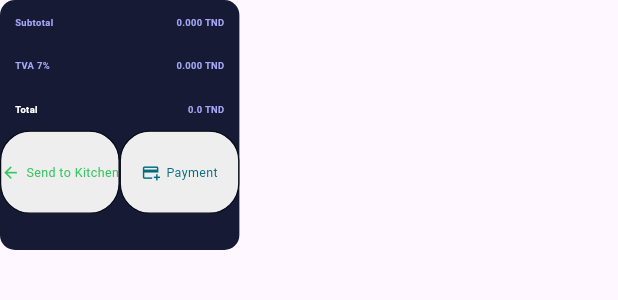
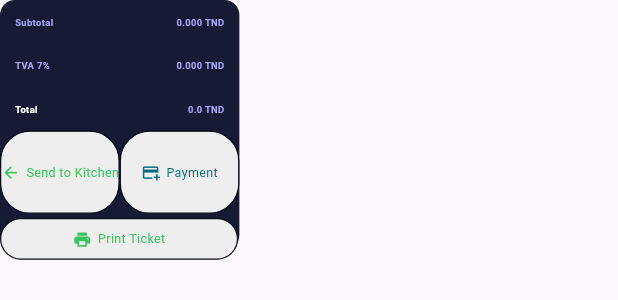
Before and after one commit to MaalejAymanFMS/Klitchy-Deployement-GameOn, a Flutter app: the ButtomComponent widget shown alone on an empty page, opened directly with empty values, on a phone screen of 412 x 824 dp. Shown: the top 300 px of the screen. Run offline on Flutter 3.47's test engine with Material 3 defaults, Android fonts, the phone set to English and light mode, and no system bars; our stand-ins replace get_it, pdf, printing, shared_preferences; missing offline and left inert: dart:html, virtual_keyboard_2; accounts and stored records are empty; network calls fail.

Commit message:
Update buttom_component.dart

```diff
--- a/lib/widget/right_drawer/buttom_component.dart
+++ b/lib/widget/right_drawer/buttom_component.dart
@@ -2,7 +2,10 @@ import 'package:flutter/material.dart';
 import 'package:klitchyapp/utils/AppState.dart';
 import 'package:klitchyapp/utils/size_utils.dart';
 import 'package:klitchyapp/widget/custom_button.dart';
-
+import 'package:pdf/pdf.dart';
+import 'package:printing/printing.dart';
+import 'package:shared_preferences/shared_preferences.dart';
+import 'package:http/http.dart' as http;
 import '../../config/app_colors.dart';
 
 class ButtomComponent extends StatefulWidget {
@@ -19,6 +22,35 @@ class ButtomComponent extends StatefulWidget {
 }
 
 class _ButtomComponentState extends State<ButtomComponent> {
+  void printTicket2() async {
+    SharedPreferences prefs = await SharedPreferences.getInstance();
+    final orderId = prefs.getString("orderId");
+    String url =
+        'https://erpnext-155835-0.cloudclusters.net/api/method/frappe.utils.print_format.download_pdf?doctype=Table%20Order&name=$orderId&no_letterhead=1&letterhead=No%20Letterhead&settings=%7B%7D&format=ticket%20restau&_lang=en';
+    try {
+      final token = prefs.getString("token");
+      final response = await http.get(
+        Uri.parse(url),
+        headers: {
+          'Content-Type': 'application/json',
+          'Authorization': '$token'
+        },
+      );
+      if (response.statusCode == 200) {
+        await Printing.layoutPdf(
+          onLayout: (PdfPageFormat format) async {
+            // Use the alias
+            return response.bodyBytes; // Pass the response body directly
+          },
+        );
+      } else {
+        print(
+            'Failed to update Table Order status. Status code: ${response.statusCode}');
+      }
+    } catch (e) {
+      print('Error: $e');
+    }
+  }
   @override
   Widget build(BuildContext context) {
     return Container(
@@ -97,12 +129,11 @@ class _ButtomComponentState extends State<ButtomComponent> {
             ),
           ),
           Padding(
-            padding: EdgeInsets.only(bottom: 20.v),
+            padding: EdgeInsets.only(bottom: 5.v),
             child: Row(
               children: [
                 InkWell(
                   onTap: widget.onTap,
-
                   child: Container(
                     width: 191.5.h,
                     height: 100.v,
@@ -177,6 +208,49 @@ class _ButtomComponentState extends State<ButtomComponent> {
               ],
             ),
           ),
+          Padding(
+            padding: EdgeInsets.only(top: 0.v),
+            child: Row(
+              children: [
+                InkWell(
+                  onTap:() {
+                    printTicket2();
+                  },
+                  child: Container(
+                    width: 381.h,
+                    height: 50.v,
+                    decoration: BoxDecoration(
+                        borderRadius:
+                            const BorderRadius.all(Radius.circular(20)),
+                        color: AppColors.lightColor,
+                        border: Border.all(
+                          color: AppColors.primaryColor,
+                          width: 2.h,
+                        )),
+                    child: Row(
+                      mainAxisAlignment: MainAxisAlignment.center,
+                      children: [
+                        Icon(
+                          Icons.print,
+                          color: AppColors.greenColor.withOpacity(0.8),
+                          size: 30.fSize,
+                        ),
+                        SizedBox(
+                          width: 10.h,
+                        ),
+                        Text(
+                          "Print Ticket",
+                          style: TextStyle(
+                              color: AppColors.greenColor.withOpacity(0.8),
+                              fontSize: 20.fSize),
+                        )
+                      ],
+                    ),
+                  ),
+                ),
+              ],
+            ),
+          ),
         ],
       ),
     );
```
